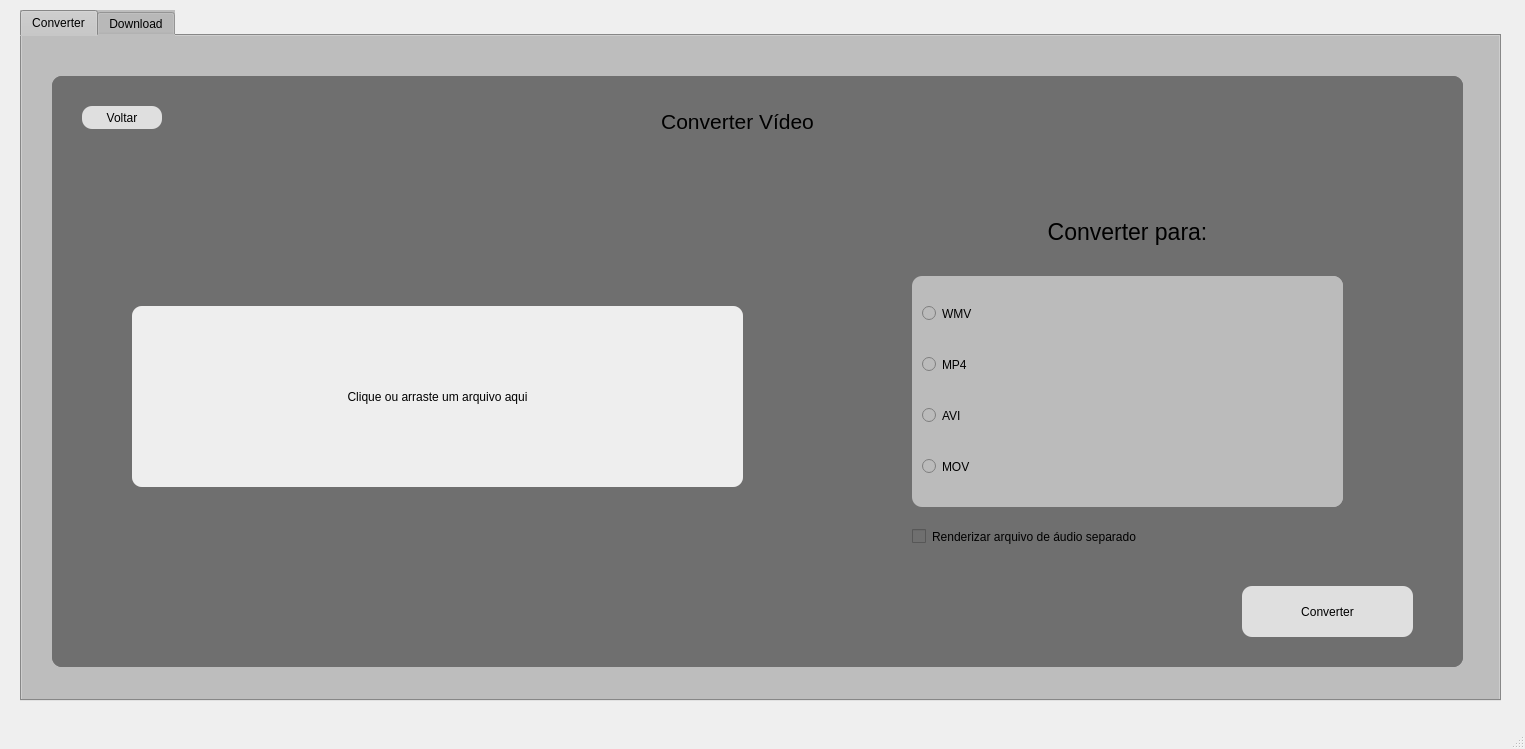
This is gui/NovoLayout.ui in mferrreira/Converter as Qt 5 draws it before an edit. The edited form follows.
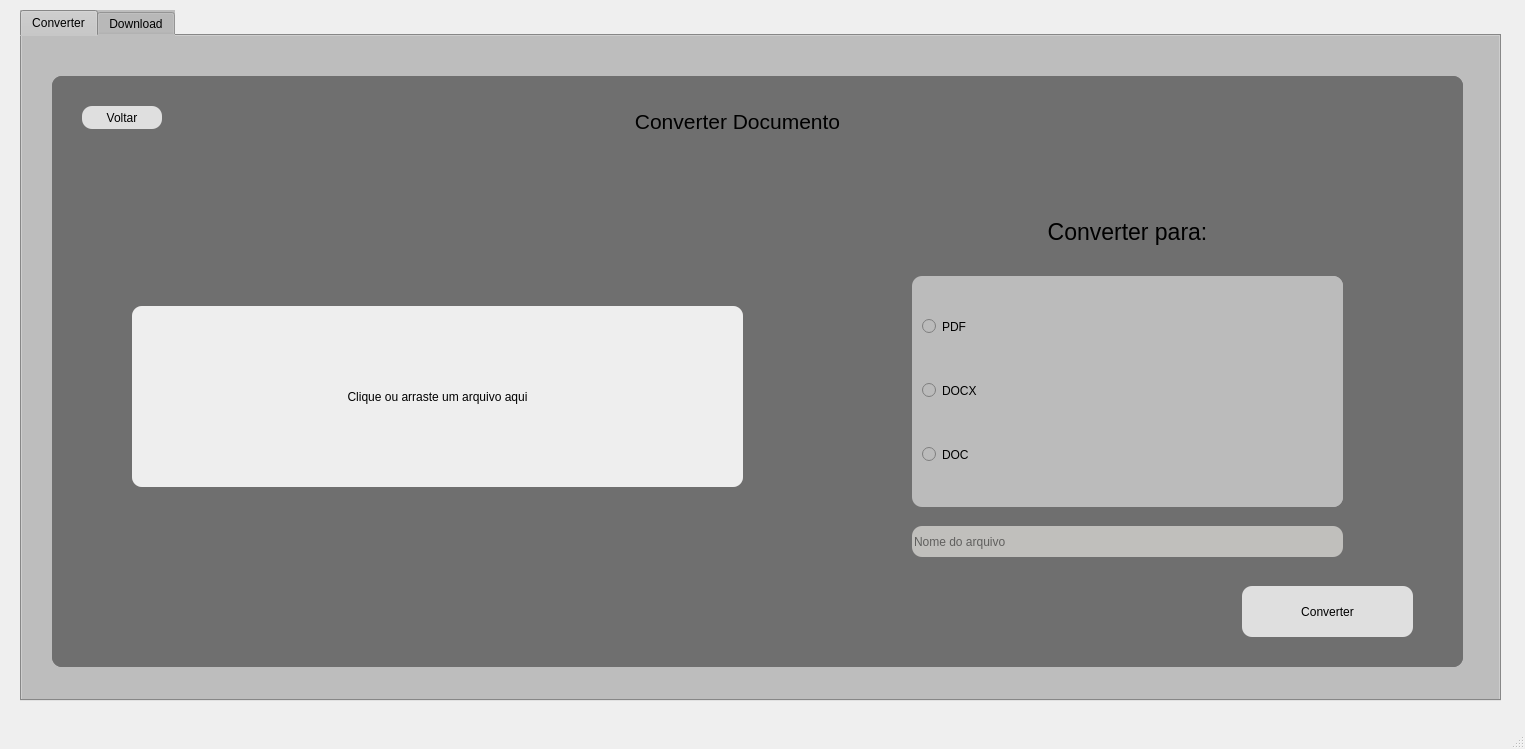
This is the edited form.

Commit message: Suporte a conversão de documentos

The edit to the form file:
```diff
--- a/gui/NovoLayout.ui
+++ b/gui/NovoLayout.ui
@@ -58,7 +58,7 @@
 </string>
          </property>
          <property name="currentIndex">
-          <number>1</number>
+          <number>4</number>
          </property>
          <widget class="QWidget" name="main">
           <widget class="QPushButton" name="ConvertImagesButton">
@@ -976,6 +976,195 @@
            </widget>
           </widget>
          </widget>
+         <widget class="QWidget" name="PagePDF">
+          <widget class="QLabel" name="label_18">
+           <property name="geometry">
+            <rect>
+             <x>560</x>
+             <y>20</y>
+             <width>251</width>
+             <height>51</height>
+            </rect>
+           </property>
+           <property name="font">
+            <font>
+             <pointsize>16</pointsize>
+            </font>
+           </property>
+           <property name="layoutDirection">
+            <enum>Qt::LayoutDirection::LeftToRight</enum>
+           </property>
+           <property name="text">
+            <string>Converter Documento</string>
+           </property>
+           <property name="alignment">
+            <set>Qt::AlignmentFlag::AlignCenter</set>
+           </property>
+          </widget>
+          <widget class="QPushButton" name="back_from_document">
+           <property name="geometry">
+            <rect>
+             <x>30</x>
+             <y>30</y>
+             <width>80</width>
+             <height>23</height>
+            </rect>
+           </property>
+           <property name="styleSheet">
+            <string notr="true">background-color: rgb(223, 223, 223);</string>
+           </property>
+           <property name="text">
+            <string>Voltar</string>
+           </property>
+          </widget>
+          <widget class="QFrame" name="DroppableDocumentArea">
+           <property name="geometry">
+            <rect>
+             <x>80</x>
+             <y>230</y>
+             <width>611</width>
+             <height>181</height>
+            </rect>
+           </property>
+           <property name="styleSheet">
+            <string notr="true">background-color: rgb(154, 153, 150);</string>
+           </property>
+           <property name="frameShape">
+            <enum>QFrame::Shape::StyledPanel</enum>
+           </property>
+           <property name="frameShadow">
+            <enum>QFrame::Shadow::Raised</enum>
+           </property>
+           <widget class="QLabel" name="droppableVideoLabel_9">
+            <property name="geometry">
+             <rect>
+              <x>0</x>
+              <y>0</y>
+              <width>611</width>
+              <height>181</height>
+             </rect>
+            </property>
+            <property name="styleSheet">
+             <string notr="true">background-color: #eee;</string>
+            </property>
+            <property name="text">
+             <string>Clique ou arraste um arquivo aqui</string>
+            </property>
+            <property name="alignment">
+             <set>Qt::AlignmentFlag::AlignCenter</set>
+            </property>
+           </widget>
+          </widget>
+          <widget class="QLabel" name="label_19">
+           <property name="geometry">
+            <rect>
+             <x>950</x>
+             <y>130</y>
+             <width>251</width>
+             <height>51</height>
+            </rect>
+           </property>
+           <property name="font">
+            <font>
+             <pointsize>17</pointsize>
+            </font>
+           </property>
+           <property name="text">
+            <string>Converter para:</string>
+           </property>
+           <property name="alignment">
+            <set>Qt::AlignmentFlag::AlignCenter</set>
+           </property>
+          </widget>
+          <widget class="QFrame" name="ConvertToDocumentFormatOptions">
+           <property name="geometry">
+            <rect>
+             <x>860</x>
+             <y>200</y>
+             <width>431</width>
+             <height>231</height>
+            </rect>
+           </property>
+           <property name="styleSheet">
+            <string notr="true">background-color: #bbb;
+</string>
+           </property>
+           <property name="frameShape">
+            <enum>QFrame::Shape::StyledPanel</enum>
+           </property>
+           <property name="frameShadow">
+            <enum>QFrame::Shadow::Raised</enum>
+           </property>
+           <widget class="QWidget" name="verticalLayoutWidget_9">
+            <property name="geometry">
+             <rect>
+              <x>10</x>
+              <y>0</y>
+              <width>421</width>
+              <height>231</height>
+             </rect>
+            </property>
+            <layout class="QVBoxLayout" name="documentFormats">
+             <item>
+              <widget class="QRadioButton" name="convertPDF">
+               <property name="text">
+                <string>PDF</string>
+               </property>
+              </widget>
+             </item>
+             <item>
+              <widget class="QRadioButton" name="convertDOCX">
+               <property name="text">
+                <string>DOCX</string>
+               </property>
+              </widget>
+             </item>
+             <item>
+              <widget class="QRadioButton" name="convertDOC">
+               <property name="text">
+                <string>DOC</string>
+               </property>
+              </widget>
+             </item>
+            </layout>
+           </widget>
+          </widget>
+          <widget class="QPushButton" name="convertDocument">
+           <property name="geometry">
+            <rect>
+             <x>1190</x>
+             <y>510</y>
+             <width>171</width>
+             <height>51</height>
+            </rect>
+           </property>
+           <property name="styleSheet">
+            <string notr="true">background-color: rgb(223, 223, 223);</string>
+           </property>
+           <property name="text">
+            <string>Converter</string>
+           </property>
+          </widget>
+          <widget class="QLineEdit" name="document_file_name">
+           <property name="geometry">
+            <rect>
+             <x>860</x>
+             <y>450</y>
+             <width>431</width>
+             <height>31</height>
+            </rect>
+           </property>
+           <property name="styleSheet">
+            <string notr="true">background-color: rgb(192, 191, 188);</string>
+           </property>
+           <property name="text">
+            <string/>
+           </property>
+           <property name="placeholderText">
+            <string>Nome do arquivo</string>
+           </property>
+          </widget>
+         </widget>
         </widget>
        </item>
       </layout>
```
Left out of the diff: 36 changed lines with no effect on the pictures. The commit also changes 4 other files.
